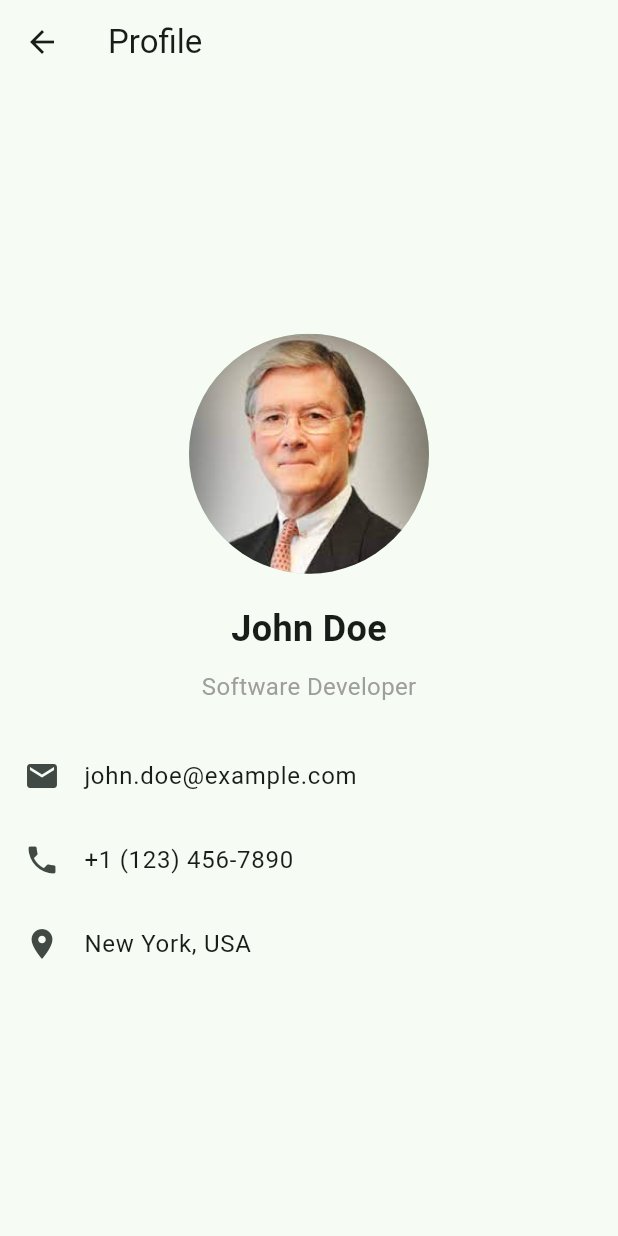
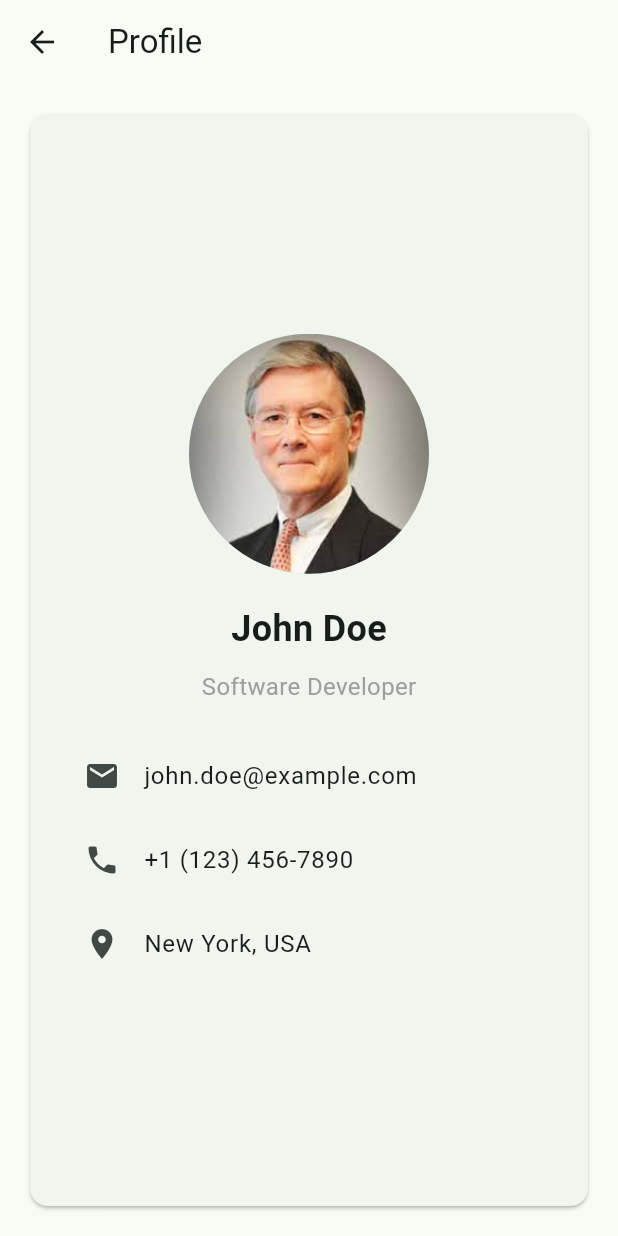
Before and after one commit to bernardrealino/flutter_base_project_template, a Flutter app: the ProfilePage screen opened directly, on a phone screen of 412 x 824 dp. Run offline on Flutter 3.47's test engine with Material 2 defaults, Android fonts, the phone set to English and light mode, and no system bars; our stand-ins replace image_picker, lottie, permission_handler, smooth_page_indicator; network calls fail.

Commit message:
Added Card for Profile Page

```diff
--- a/lib/pages/profile_page.dart
+++ b/lib/pages/profile_page.dart
@@ -9,14 +9,17 @@ class ProfilePage extends StatelessWidget {
       appBar: AppBar(
         title: const Text('Profile'),
       ),
-      body: const Center(
+      body: Center(
+        child: Card(
+          margin: EdgeInsets.all(20),
+          child: Padding(
+            padding: EdgeInsets.all(20),
             child: Column(
               mainAxisAlignment: MainAxisAlignment.center,
               children: [
                 CircleAvatar(
                   radius: 80,
-              foregroundImage: AssetImage('assets/profile_image.jpeg'),
-              // child: Image(image: AssetImage('assets/profile_image.jpeg')),
+                  backgroundImage: AssetImage('assets/profile_image.jpeg'),
                 ),
                 SizedBox(height: 20),
                 Text(
@@ -50,6 +53,8 @@ class ProfilePage extends StatelessWidget {
               ],
             ),
           ),
+        ),
+      ),
     );
   }
 }
```
Also changed, not shown: 3 other files. Lines whose indentation alone changed are shown as unchanged.
